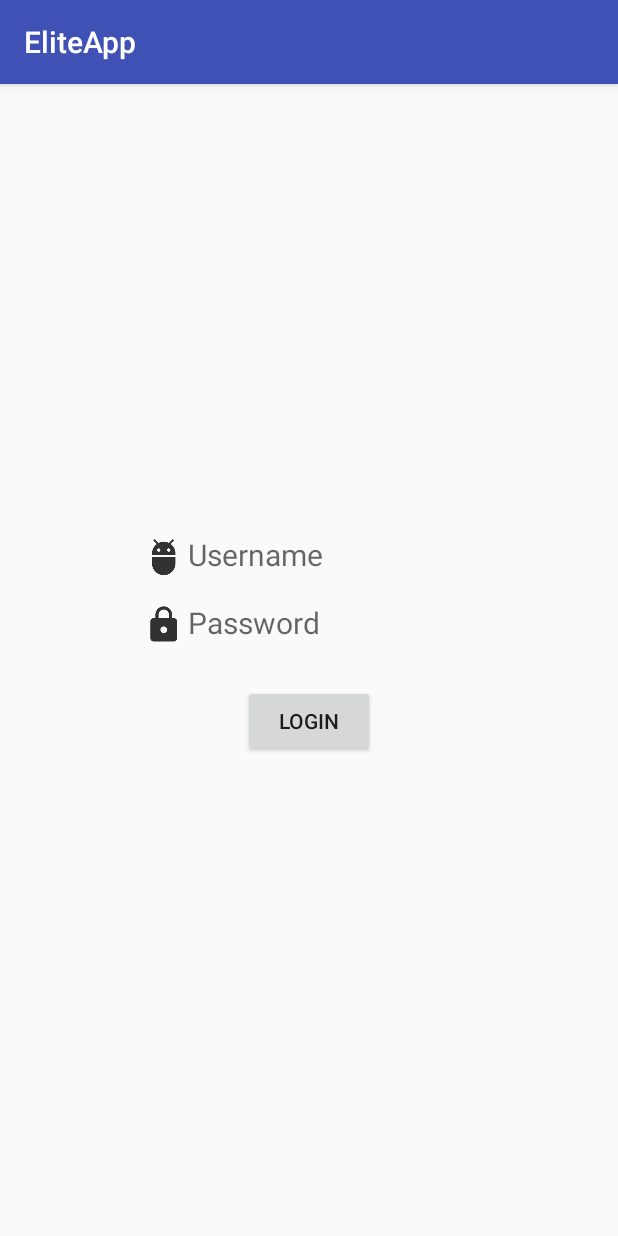
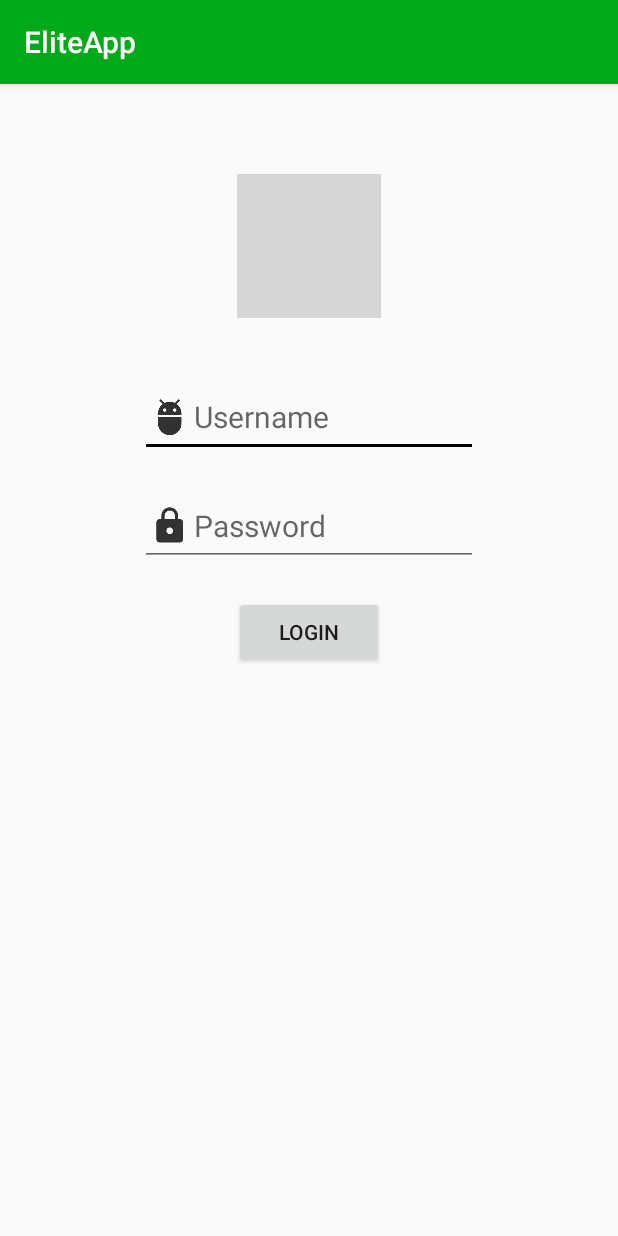
Before and after one commit to EliteApp/EliteApp, an Android app: the screen it shows after launch (LogInActivity), on a phone screen of 412 x 824 dp. Run offline under Robolectric (Android 15) with nearby library versions, the phone set to English and light mode, and no system bars; grey boxes are pictures that could not be loaded.

Commit message:
changed layout

```diff
--- a/app/src/main/java/com/einhard_gymnasium/eliteapp/LogInActivity.java
+++ b/app/src/main/java/com/einhard_gymnasium/eliteapp/LogInActivity.java
@@ -2,6 +2,7 @@ package com.einhard_gymnasium.eliteapp;
 
 import android.support.v7.app.AppCompatActivity;
 import android.os.Bundle;
+import android.widget.ImageView;
 
 public class LogInActivity extends AppCompatActivity {
 
@@ -9,5 +10,8 @@ public class LogInActivity extends AppCompatActivity {
     protected void onCreate(Bundle savedInstanceState) {
         super.onCreate(savedInstanceState);
         setContentView(R.layout.activity_log_in);
+
+        ImageView logo = findViewById(R.id.loginLogo);
+        logo.setImageResource(R.drawable.logo_einhard);
     }
 }
--- a/app/src/main/res/layout/activity_log_in.xml
+++ b/app/src/main/res/layout/activity_log_in.xml
@@ -1,50 +1,54 @@
 <?xml version="1.0" encoding="utf-8"?>
-<android.support.constraint.ConstraintLayout xmlns:android="http://schemas.android.com/apk/res/android"
+<RelativeLayout xmlns:android="http://schemas.android.com/apk/res/android"
     xmlns:app="http://schemas.android.com/apk/res-auto"
     xmlns:tools="http://schemas.android.com/tools"
     android:layout_width="match_parent"
     android:layout_height="match_parent"
     tools:context=".LogInActivity">
 
+    <ImageView
+        android:id="@+id/loginLogo"
+        android:layout_width="wrap_content"
+        android:layout_height="wrap_content"
+        android:layout_centerHorizontal="true"
+        android:layout_marginTop="60dp" />
 
-    <TextView
+    <EditText
         android:id="@+id/textView"
         android:layout_width="225dp"
-        android:layout_height="30dp"
-        android:layout_marginEnd="80dp"
-        android:layout_marginStart="80dp"
-        android:layout_marginTop="300dp"
+        android:layout_height="wrap_content"
+        android:layout_gravity="center"
+        android:layout_centerHorizontal="true"
+        android:layout_below="@id/loginLogo"
+        android:layout_marginTop="40dp"
         android:hint="Username"
         android:textSize="20dp"
         android:drawableLeft="@drawable/ic_action_user"
-        app:layout_constraintEnd_toEndOf="parent"
-        app:layout_constraintStart_toStartOf="parent"
-        app:layout_constraintTop_toTopOf="parent" />
+         />
 
-    <TextView
+    <EditText
         android:id="@+id/textView6"
         android:layout_width="225dp"
-        android:layout_height="30dp"
-        android:layout_marginEnd="80dp"
-        android:layout_marginStart="80dp"
-        android:layout_marginTop="15dp"
+        android:layout_height="wrap_content"
+        android:layout_marginTop="20dp"
+        android:layout_below="@+id/textView"
+        android:layout_centerHorizontal="true"
         android:hint="Password"
         android:textSize="20dp"
         android:drawableLeft="@drawable/ic_action_lock"
-        app:layout_constraintEnd_toEndOf="parent"
-        app:layout_constraintStart_toStartOf="parent"
-        app:layout_constraintTop_toBottomOf="@+id/textView" />
+        android:inputType="textPassword"
+         />
 
     <Button
         android:id="@+id/button"
-        android:layout_width="wrap_content"
+        android:layout_width="100dp"
         android:layout_height="wrap_content"
-        android:layout_marginEnd="148dp"
-        android:layout_marginStart="148dp"
-        android:layout_marginTop="25dp"
+        android:layout_marginTop="20dp"
+        android:layout_below="@+id/textView6"
+        android:layout_centerHorizontal="true"
         android:text="Login"
         app:layout_constraintEnd_toEndOf="parent"
         app:layout_constraintStart_toStartOf="parent"
         app:layout_constraintTop_toBottomOf="@+id/textView6" />
 
-</android.support.constraint.ConstraintLayout>
+</RelativeLayout>
--- a/app/src/main/res/values/colors.xml
+++ b/app/src/main/res/values/colors.xml
@@ -1,6 +1,6 @@
 <?xml version="1.0" encoding="utf-8"?>
 <resources>
-    <color name="colorPrimary">#3F51B5</color>
-    <color name="colorPrimaryDark">#303F9F</color>
-    <color name="colorAccent">#FF4081</color>
+    <color name="colorPrimary">#00a91a</color>
+    <color name="colorPrimaryDark">#278314</color>
+    <color name="colorAccent">#000000</color>
 </resources>
--- a/app/src/main/res/values/styles.xml
+++ b/app/src/main/res/values/styles.xml
@@ -8,4 +8,5 @@
         <item name="colorAccent">@color/colorAccent</item>
     </style>
 
+
 </resources>
```
Also changed, not shown: app/src/main/res/drawable/Logo_Einhard_Gynasium.png (deleted), app/src/main/res/drawable/Logo_Einhard_Gynasium[1].jpg (deleted).
